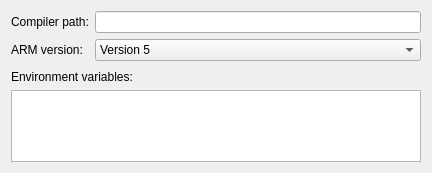
qt-creator/qt-creator, file src/plugins/qt4projectmanager/qt-s60/rvcttoolchainconfigwidget.ui: the form before one commit.
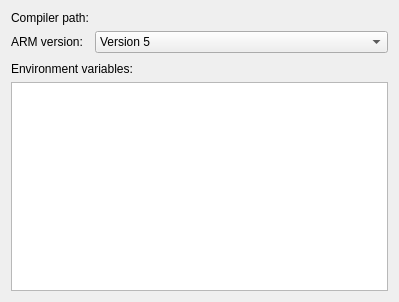
The form after the commit. Custom widgets are drawn as their Qt base class.

Commit message: Toolchains: Use QFormLayout.

What changed in the file:
```diff
--- a/src/plugins/qt4projectmanager/qt-s60/rvcttoolchainconfigwidget.ui
+++ b/src/plugins/qt4projectmanager/qt-s60/rvcttoolchainconfigwidget.ui
@@ -6,14 +6,16 @@
    <rect>
     <x>0</x>
     <y>0</y>
-    <width>432</width>
-    <height>173</height>
+    <width>399</width>
+    <height>302</height>
    </rect>
   </property>
   <property name="windowTitle">
    <string>Form</string>
   </property>
-  <layout class="QGridLayout" name="gridLayout">
+  <layout class="QVBoxLayout" name="verticalLayout">
+   <item>
+    <layout class="QFormLayout" name="formLayout">
    <item row="0" column="0">
     <widget class="QLabel" name="label">
      <property name="text">
@@ -45,7 +47,9 @@
      </item>
     </widget>
    </item>
-   <item row="2" column="0" colspan="2">
+    </layout>
+   </item>
+   <item>
     <spacer name="verticalSpacer">
      <property name="orientation">
       <enum>Qt::Vertical</enum>
@@ -61,14 +65,14 @@
      </property>
     </spacer>
    </item>
-   <item row="3" column="0" colspan="2">
+   <item>
     <widget class="QLabel" name="label_3">
      <property name="text">
       <string>Environment variables:</string>
      </property>
     </widget>
    </item>
-   <item row="4" column="0" colspan="2">
+   <item>
     <widget class="QTableView" name="environmentView"/>
    </item>
   </layout>
@@ -76,8 +80,8 @@
  <customwidgets>
   <customwidget>
    <class>Utils::PathChooser</class>
-   <extends>QLineEdit</extends>
-   <header>utils/pathchooser.h</header>
+   <extends>QWidget</extends>
+   <header location="global">utils/pathchooser.h</header>
   </customwidget>
  </customwidgets>
  <resources/>
```
Lines whose indentation alone changed are shown as unchanged. The commit also changes 1 other file.
